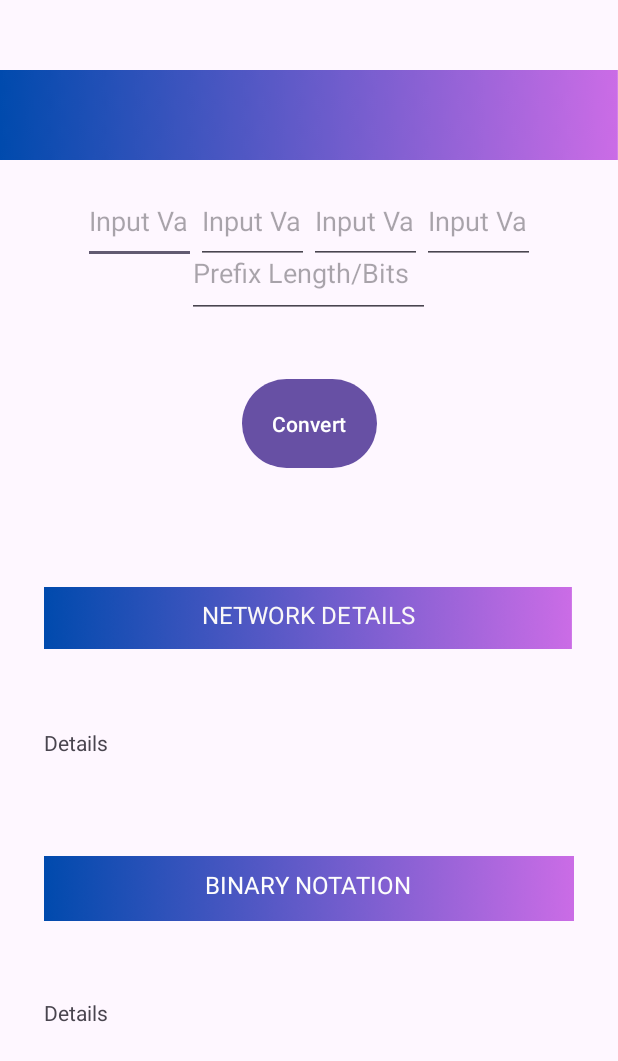
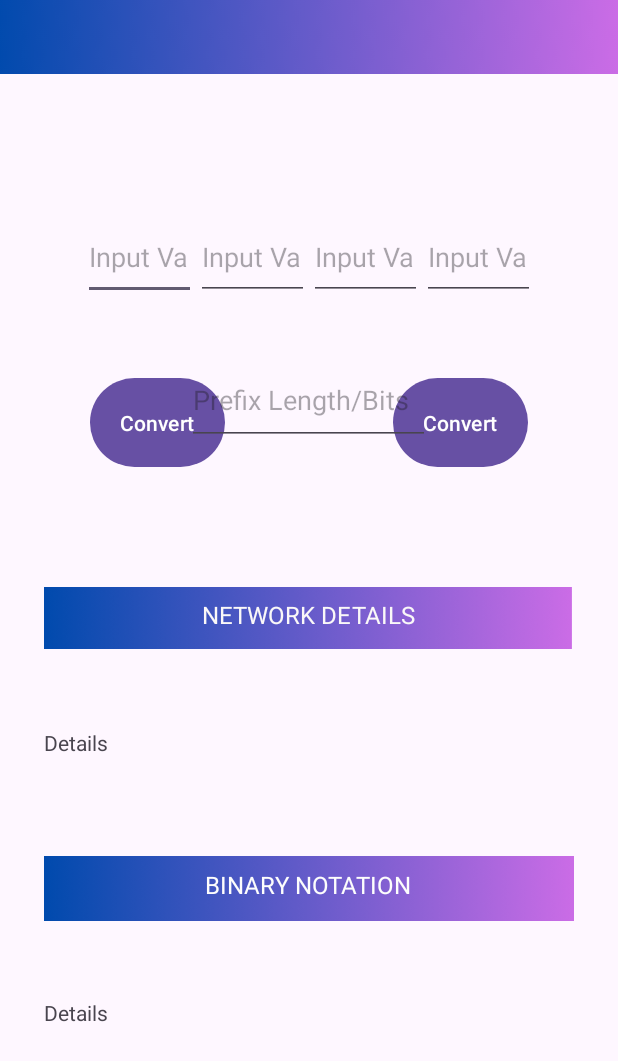
Before and after one commit to KoderKrumbz/SIPAC-Actual, an Android app: the screen it shows after launch (MainActivity), on a phone screen of 412 x 824 dp. Shown: the top 1061 px of the screen. Run offline under Robolectric (Android 15) with nearby library versions, the phone set to English and light mode, and no system bars.

Commit message:
First Trial

```diff
--- a/app/src/main/java/com/example/calculationing/BinaryConverter.kt
+++ b/app/src/main/java/com/example/calculationing/BinaryConverter.kt
@@ -7,6 +7,7 @@ import android.view.inputmethod.EditorInfo
 import android.widget.Button
 import android.widget.EditText
 import android.view.KeyEvent
+import android.view.View
 import android.widget.TextView
 import androidx.activity.enableEdgeToEdge
 import androidx.appcompat.app.AppCompatActivity
--- a/app/src/main/res/layout/activity_main.xml
+++ b/app/src/main/res/layout/activity_main.xml
@@ -5,6 +5,7 @@
     android:id="@+id/main"
     android:layout_width="match_parent"
     android:layout_height="match_parent"
+    android:fitsSystemWindows="true"
     tools:context=".MainActivity">
 
 
@@ -14,20 +15,37 @@
         android:layout_height="wrap_content"
         android:layout_gravity="top|center_horizontal"
         android:layout_marginTop="200dp"
+        android:layout_marginEnd="60dp"
         android:padding="20dp"
         android:text="Convert"
         app:layout_constraintBottom_toBottomOf="parent"
         app:layout_constraintEnd_toEndOf="parent"
+        app:layout_constraintHorizontal_bias="1.0"
         app:layout_constraintStart_toStartOf="parent"
         app:layout_constraintTop_toTopOf="parent"
-        app:layout_constraintVertical_bias="0.088" />
+        app:layout_constraintVertical_bias="0.086" />
+
+    <Button
+        android:id="@+id/buttonConvert2"
+        android:layout_width="wrap_content"
+        android:layout_height="wrap_content"
+        android:layout_gravity="top|center_horizontal"
+        android:layout_marginStart="60dp"
+        android:layout_marginTop="200dp"
+        android:padding="20dp"
+        android:text="Convert"
+        app:layout_constraintBottom_toBottomOf="parent"
+        app:layout_constraintEnd_toEndOf="parent"
+        app:layout_constraintHorizontal_bias="0.0"
+        app:layout_constraintStart_toStartOf="parent"
+        app:layout_constraintTop_toTopOf="parent"
+        app:layout_constraintVertical_bias="0.086" />
 
     <LinearLayout
         android:id="@+id/linearLayout"
         android:layout_width="match_parent"
         android:layout_height="wrap_content"
         android:layout_gravity="top|center"
-        android:layout_marginTop="50dp"
         android:layout_marginBottom="579dp"
         android:gravity="center"
         android:orientation="horizontal"
@@ -36,7 +54,8 @@
         app:layout_constraintEnd_toEndOf="parent"
         app:layout_constraintHorizontal_bias="0.0"
         app:layout_constraintStart_toStartOf="parent"
-        app:layout_constraintTop_toTopOf="parent">
+        app:layout_constraintTop_toTopOf="parent"
+        app:layout_constraintVertical_bias="0.8">
 
         <EditText
             android:id="@+id/binaryConversion"
@@ -84,27 +103,18 @@
 
     <ImageView
         android:id="@+id/imageView"
-        android:layout_width="match_parent"
-        android:layout_height="60dp"
+        android:layout_width="415dp"
+        android:layout_height="49dp"
         android:layout_marginBottom="671dp"
         android:contentDescription="TODO"
         android:scaleType="centerCrop"
         app:layout_constraintBottom_toBottomOf="parent"
+        app:layout_constraintEnd_toEndOf="parent"
+        app:layout_constraintHorizontal_bias="1.0"
+        app:layout_constraintStart_toStartOf="parent"
         app:layout_constraintTop_toTopOf="parent"
-        app:srcCompat="@drawable/untitled_design"
-        tools:layout_editor_absoluteX="0dp" />
-
-    <ImageView
-        android:id="@+id/imageView1"
-        android:layout_width="match_parent"
-        android:layout_height="60dp"
-        android:layout_marginBottom="671dp"
-        android:contentDescription="TODO"
-        android:scaleType="centerCrop"
-        app:layout_constraintBottom_toBottomOf="parent"
-        app:layout_constraintTop_toTopOf="parent"
-        app:srcCompat="@drawable/untitled_design"
-        tools:layout_editor_absoluteX="0dp" />
+        app:layout_constraintVertical_bias="0.0"
+        app:srcCompat="@drawable/untitled_design" />
 
     <EditText
         android:id="@+id/prefixLength"
@@ -122,7 +132,7 @@
         app:layout_constraintHorizontal_bias="0.508"
         app:layout_constraintStart_toStartOf="parent"
         app:layout_constraintTop_toTopOf="parent"
-        app:layout_constraintVertical_bias="0.0" />
+        app:layout_constraintVertical_bias="1.0" />
 
     <androidx.constraintlayout.widget.ConstraintLayout
         android:layout_width="353dp"
@@ -153,8 +163,8 @@
             android:layout_width="match_parent"
             android:layout_height="wrap_content"
             android:layout_gravity="top|center_horizontal"
+            android:ellipsize="end"
             android:maxLines="6"
-            android:ellipsize="end"
             android:text="Details"
             app:layout_constraintBottom_toBottomOf="parent"
             app:layout_constraintEnd_toEndOf="parent"
@@ -212,8 +222,8 @@
             android:layout_width="match_parent"
             android:layout_height="wrap_content"
             android:layout_gravity="top|center_horizontal"
+            android:ellipsize="end"
             android:maxLines="6"
-            android:ellipsize="end"
             android:text="Details"
             app:layout_constraintBottom_toBottomOf="parent"
             app:layout_constraintEnd_toEndOf="parent"
```
